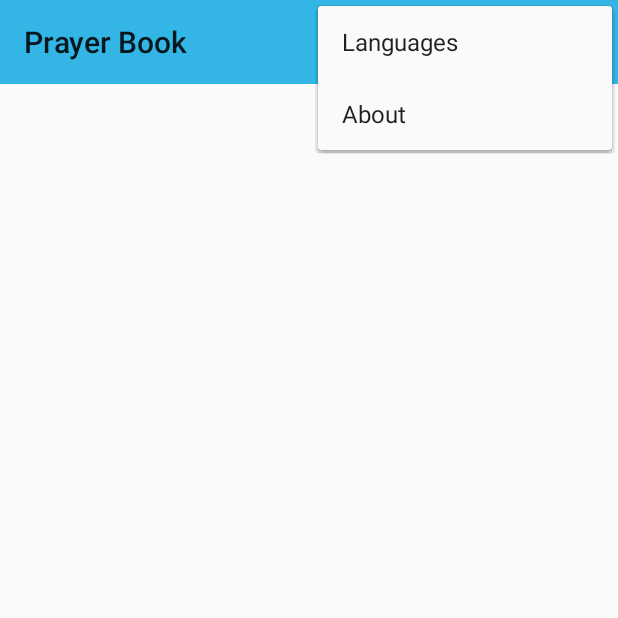
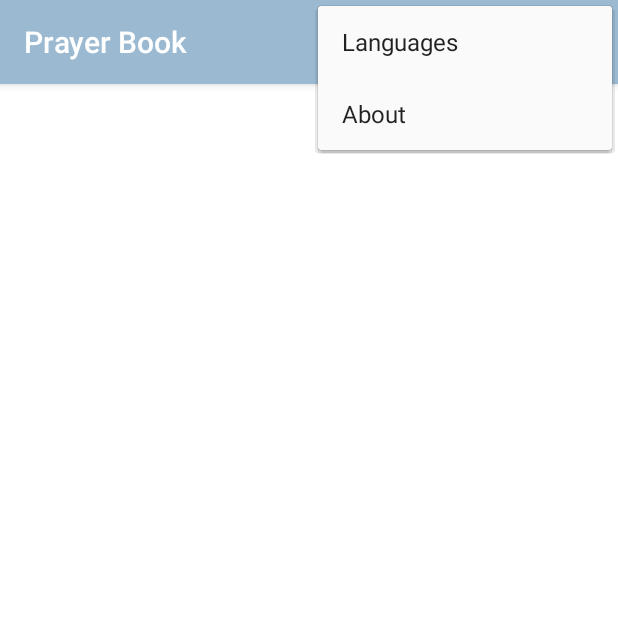
Before and after one commit to arashpayan/Prayer-Book-Android, an Android app: the screen it shows after launch (PrayerBook), with the options menu open, on a phone screen of 412 x 824 dp, the top half of it. Run offline under Robolectric (Android 15) with nearby library versions, the phone set to English and light mode, and no system bars; libraries missing offline, so code that uses them is left out: android.support.v7, com.commonsware.cwac, com.squareup.otto; 4 statements that could not run were skipped.

Commit message:
Experimenting with theme colors and launcher icon

```diff
--- a/app/build.gradle
+++ b/app/build.gradle
@@ -27,7 +27,7 @@ repositories {
 dependencies {
     compile fileTree(dir: 'libs', include: ['*.jar'])
     compile "com.android.support:appcompat-v7:21.0.+"
-//    compile 'com.android.support:support-v4:18.0.+'
+    compile "com.android.support:palette-v7:21.0.+"
     compile 'com.commonsware.cwac:merge:1.0.2'
     compile 'com.squareup:otto:1.3.5'
 }
--- a/app/src/main/java/com/arashpayan/prayerbook/PrayerBook.java
+++ b/app/src/main/java/com/arashpayan/prayerbook/PrayerBook.java
@@ -15,8 +15,8 @@ public class PrayerBook extends ActionBarActivity implements ActionBar.OnNavigat
 
         setContentView(R.layout.prayer_book);
 
-        Toolbar toolbar = (Toolbar)findViewById(R.id.pb_toolbar);
-        setSupportActionBar(toolbar);
+//        Toolbar toolbar = (Toolbar)findViewById(R.id.pb_toolbar);
+//        setSupportActionBar(toolbar);
 
         if (savedInstanceState == null) {
             CategoriesFragment categoriesFragment = new CategoriesFragment();
--- a/app/src/main/java/com/arashpayan/prayerbook/PrayerFragment.java
+++ b/app/src/main/java/com/arashpayan/prayerbook/PrayerFragment.java
@@ -68,6 +68,7 @@ public class PrayerFragment extends Fragment {
 
         mWebView = new WebView(this.getActivity());
         mWebView.getSettings().setSupportZoom(true);
+        mWebView.setLayoutParams(new ViewGroup.LayoutParams(ViewGroup.LayoutParams.MATCH_PARENT, ViewGroup.LayoutParams.MATCH_PARENT));
         reloadPrayer();
 
         return mWebView;
--- a/app/src/main/res/layout/prayer_book.xml
+++ b/app/src/main/res/layout/prayer_book.xml
@@ -3,12 +3,13 @@
 <LinearLayout xmlns:android="http://schemas.android.com/apk/res/android"
     android:orientation="vertical" android:layout_width="match_parent"
     android:layout_height="match_parent"
-    android:id="@+id/pb_container" >
+    android:id="@+id/pb_container"
+    android:background="@android:color/white">
 
-    <android.support.v7.widget.Toolbar
-        android:id="@+id/pb_toolbar"
-        android:layout_height="wrap_content"
-        android:layout_width="match_parent"
-        android:minHeight="?attr/actionBarSize"
-        android:background="@color/prayer_book_primary" />
+    <!--<android.support.v7.widget.Toolbar-->
+        <!--android:id="@+id/pb_toolbar"-->
+        <!--android:layout_height="wrap_content"-->
+        <!--android:layout_width="match_parent"-->
+        <!--android:minHeight="?attr/actionBarSize"-->
+        <!--android:background="@color/prayer_book_primary" />-->
 </LinearLayout>
--- a/app/src/main/res/menu/categories.xml
+++ b/app/src/main/res/menu/categories.xml
@@ -4,11 +4,9 @@
     <item
         android:id="@+id/action_languages"
         android:title="@string/languages"
-        android:orderInCategory="1"
-        android:showAsAction="never" />
+        android:orderInCategory="1" />
     <item
         android:id="@+id/action_about"
         android:title="@string/about"
-        android:orderInCategory="2"
-        android:showAsAction="never" />
+        android:orderInCategory="2" />
 </menu>
--- a/app/src/main/res/values/colors.xml
+++ b/app/src/main/res/values/colors.xml
@@ -1,12 +1,8 @@
 <?xml version="1.0" encoding="utf-8"?>
 <resources>
-    <color name="prayer_book_primary">#33b5e5</color>
-    <color name="prayer_book_primary_dark">#004b83</color>
-    <color name="prayer_book_accent">#0000FF</color>
-    <!--<color name="prayer_book_control_normal">#FF0000</color>-->
-    <!--<color name="prayer_book_control_activated">#00FF00</color>-->
-    <!--<color name="prayer_book_control_highlight">#00FFFF</color>-->
-    <!--<color name="prayer_book_switch_thumb_normal">#FFFF00</color>-->
+    <color name="prayer_book_primary">#9BBAD2</color>
+    <color name="prayer_book_primary_dark">#08538C</color>
+    <color name="prayer_book_accent">#FFC35F</color>
     <color name="black_87">#DD000000</color>
     <color name="black_54">#89000000</color>
 </resources>
--- a/app/src/main/res/values/styles.xml
+++ b/app/src/main/res/values/styles.xml
@@ -1,10 +1,10 @@
 <resources>
 
     <!-- Base application theme. -->
-    <style name="AppTheme" parent="Theme.AppCompat.Light.NoActionBar">
+    <style name="AppTheme" parent="Theme.AppCompat.Light.DarkActionBar">
         <!-- Customize your theme here. -->
         <item name="colorPrimary">@color/prayer_book_primary</item>
-        <item name="colorPrimaryDark">@color/prayer_book_primary_dark</item>
+        <!--<item name="colorPrimaryDark">@color/prayer_book_primary_dark</item>-->
         <item name="colorAccent">@color/prayer_book_accent</item>
     </style>
 
```
Also changed, not shown: app/src/main/java/com/arashpayan/prayerbook/CategoriesFragment.java (+30 -0 lines), app/src/main/res/drawable-xhdpi/ic_launcher.png (deleted), app/src/main/res/drawable-xxxhdpi/ic_launcher.png (added).
